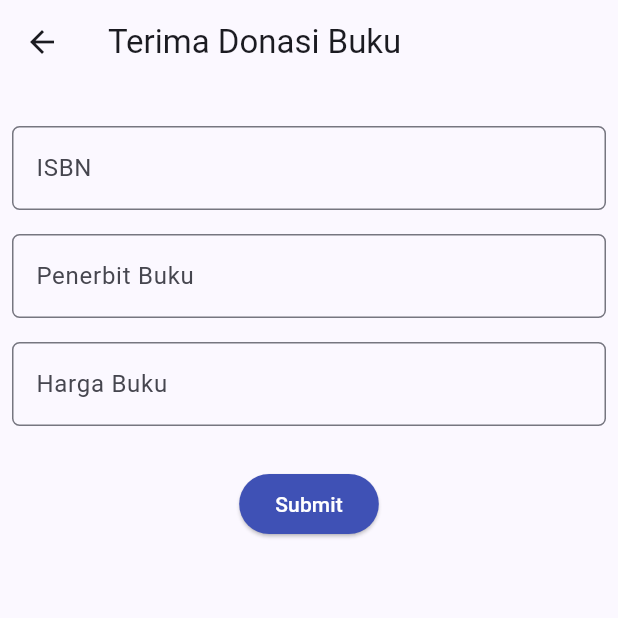
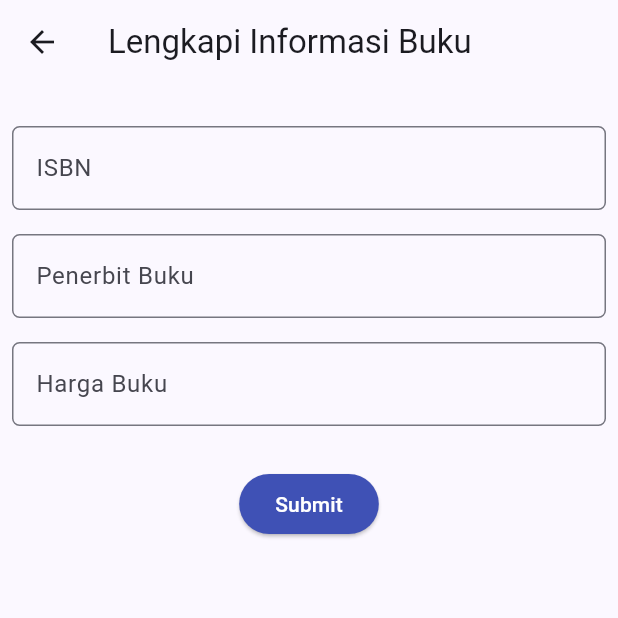
Before and after one commit to E-0-7/e07-mobile, a Flutter app: the AcceptDonationForm screen opened directly with empty values, on a phone screen of 412 x 824 dp, the top half of it. Run offline on Flutter 3.47's test engine with Material 3 defaults, Android fonts, the phone set to English and light mode, and no system bars; our stand-ins replace flutter_layout_grid, flutter_slidable, google_fonts; missing offline and left inert: pbp_django_auth; network calls fail.

```diff
--- a/lib/donasi_buku/screens/accept_donation_form.dart
+++ b/lib/donasi_buku/screens/accept_donation_form.dart
@@ -30,7 +30,7 @@ class _AcceptDonationFormState extends State<AcceptDonationForm> {
 
     return Scaffold(
       appBar: AppBar(
-        title: const Text("Terima Donasi Buku"),
+        title: const Text("Lengkapi Informasi Buku"),
       ),
       body: Form(
         key: _formKey,
```
Also changed, not shown: lib/donasi_buku/donasi_buku.dart (+9 -1 lines), lib/donasi_buku/widgets/donation_card_grid.dart (+11 -2 lines).
